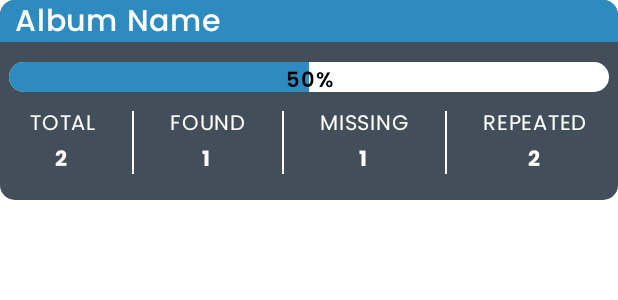
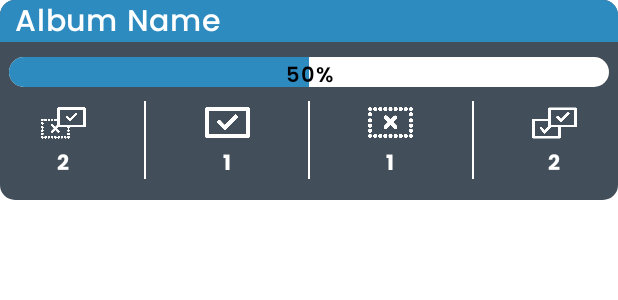
Before and after one commit to guiccastro/MyStickerAlbum, an Android app built with Jetpack Compose: the @Preview function AlbumCardPreview, on a phone screen of 412 x 824 dp. Shown: the top 300 px of the screen. Run offline under Robolectric (Android 15) with nearby library versions, the light colour scheme and no system bars; our stand-ins replace Room's generated code; pictures from the network do not load.

Commit message:
Ícones para a lista de albuns

```diff
--- a/app/src/main/java/com/devgc/mystickeralbum/ui/components/AlbumCard.kt
+++ b/app/src/main/java/com/devgc/mystickeralbum/ui/components/AlbumCard.kt
@@ -1,5 +1,7 @@
 package com.devgc.mystickeralbum.ui.components
 
+import androidx.annotation.DrawableRes
+import androidx.compose.foundation.Image
 import androidx.compose.foundation.background
 import androidx.compose.foundation.clickable
 import androidx.compose.foundation.layout.Arrangement
@@ -8,6 +10,7 @@ import androidx.compose.foundation.layout.Column
 import androidx.compose.foundation.layout.Row
 import androidx.compose.foundation.layout.RowScope
 import androidx.compose.foundation.layout.Spacer
+import androidx.compose.foundation.layout.aspectRatio
 import androidx.compose.foundation.layout.fillMaxHeight
 import androidx.compose.foundation.layout.fillMaxSize
 import androidx.compose.foundation.layout.fillMaxWidth
@@ -22,8 +25,10 @@ import androidx.compose.runtime.Composable
 import androidx.compose.ui.Alignment
 import androidx.compose.ui.Modifier
 import androidx.compose.ui.graphics.Color
+import androidx.compose.ui.graphics.ColorFilter
 import androidx.compose.ui.layout.ContentScale
-import androidx.compose.ui.res.stringResource
+import androidx.compose.ui.res.booleanResource
+import androidx.compose.ui.res.painterResource
 import androidx.compose.ui.text.font.FontWeight
 import androidx.compose.ui.text.style.TextAlign
 import androidx.compose.ui.text.style.TextOverflow
@@ -45,10 +50,18 @@ fun AlbumCard(
     content: @Composable () -> Unit
 ) {
     val hasImage = album.albumImage.isNotEmpty()
+    val isTablet = booleanResource(id = R.bool.isTablet)
+    val baseHeight = if (isTablet) 300.dp else 200.dp
+    val height = if (hasImage) {
+        baseHeight
+    } else {
+        baseHeight / 1.5F
+    }
+    val albumNameHeight = if (isTablet) 26.sp else 20.sp
     Surface(
         modifier = Modifier
             .fillMaxWidth()
-            .height(if (hasImage) 200.dp else 200.dp / 1.5F)
+            .height(height)
             .clickable(
                 enabled = onClick != null
             ) {
@@ -80,7 +93,7 @@ fun AlbumCard(
                     if (album.name.isNotEmpty()) {
                         Text(
                             text = album.name,
-                            fontSize = 20.sp,
+                            fontSize = albumNameHeight,
                             modifier = Modifier
                                 .background(
                                     MaterialTheme.colorScheme.secondary,
@@ -106,7 +119,7 @@ fun AlbumCard(
                 ) {
                     Text(
                         text = album.name,
-                        fontSize = 20.sp,
+                        fontSize = albumNameHeight,
                         modifier = Modifier
                             .fillMaxWidth()
                             .background(MaterialTheme.colorScheme.secondary)
@@ -125,14 +138,13 @@ fun AlbumCard(
 }
 
 @Composable
-fun AlbumProgress(album: Album) {
-    Row(
-        horizontalArrangement = Arrangement.spacedBy(6.dp)
-    ) {
+fun AlbumProgress(album: Album, isTablet: Boolean) {
+    val progressHeight = if (isTablet) 34.dp else 20.dp
+    val fontSize = if (isTablet) 20.sp else 14.sp
     Surface(
         modifier = Modifier
             .fillMaxWidth()
-                .height(20.dp),
+            .height(progressHeight),
         shape = RoundedCornerShape(10.dp),
         color = Color.White
     ) {
@@ -149,94 +161,102 @@ fun AlbumProgress(album: Album) {
 
             Text(
                 text = album.getFormattedProgress(),
-                    fontSize = 14.sp,
+                fontSize = fontSize,
                 textAlign = TextAlign.Center,
                 modifier = Modifier
-                        .fillMaxSize()
                     .align(Alignment.Center),
                 overflow = TextOverflow.Ellipsis,
                 fontWeight = FontWeight.SemiBold
             )
         }
     }
-    }
+
 }
 
 @Composable
-fun AlbumStickersInfo(album: Album) {
+fun AlbumStickersInfo(album: Album, isTablet: Boolean) {
+    val spacerHeight = if (isTablet) 100.dp else 60.dp
     Row(
         modifier = Modifier
             .fillMaxWidth(),
-        horizontalArrangement = Arrangement.SpaceAround
+        horizontalArrangement = Arrangement.SpaceAround,
+        verticalAlignment = Alignment.CenterVertically
     ) {
         StickerInfoComponent(
-            title = stringResource(id = R.string.album_item_total).uppercase(),
-            value = album.getTotalStickers().toString()
+            icon = R.drawable.ic_total,
+            value = album.getTotalStickers().toString(),
+            isTablet = isTablet
         )
 
         Spacer(
             modifier = Modifier
-                .height(50.dp)
+                .height(spacerHeight)
                 .width(1.dp)
                 .padding(vertical = 4.dp)
                 .background(Color.White),
         )
 
         StickerInfoComponent(
-            title = stringResource(id = R.string.album_item_found).uppercase(),
-            value = album.getFound().size.toString()
+            icon = R.drawable.ic_found,
+            value = album.getFound().size.toString(),
+            isTablet = isTablet
         )
 
         Spacer(
             modifier = Modifier
-                .height(50.dp)
+                .height(spacerHeight)
                 .width(1.dp)
                 .padding(vertical = 4.dp)
                 .background(Color.White),
         )
 
         StickerInfoComponent(
-            title = stringResource(id = R.string.album_item_missing).uppercase(),
-            value = album.getMissing().size.toString()
+            icon = R.drawable.ic_missing,
+            value = album.getMissing().size.toString(),
+            isTablet = isTablet
         )
 
         Spacer(
             modifier = Modifier
-                .height(50.dp)
+                .height(spacerHeight)
                 .width(1.dp)
                 .padding(vertical = 4.dp)
                 .background(Color.White),
         )
 
         StickerInfoComponent(
-            title = stringResource(id = R.string.album_item_repeated).uppercase(),
-            value = album.getRepeated().size.toString()
+            icon = R.drawable.ic_repeated,
+            value = album.getRepeated().size.toString(),
+            isTablet = isTablet
         )
     }
 
 }
 
 @Composable
-fun RowScope.StickerInfoComponent(title: String, value: String) {
+fun RowScope.StickerInfoComponent(@DrawableRes icon: Int, value: String, isTablet: Boolean) {
+    val iconHeight = if (isTablet) 50.dp else 30.dp
+    val fontSize = if (isTablet) 20.sp else 14.sp
     Column(
         horizontalAlignment = Alignment.CenterHorizontally,
         modifier = Modifier
             .padding(horizontal = 4.dp)
             .weight(1F, false)
     ) {
-        Text(
-            text = title,
-            fontSize = 14.sp,
-            modifier = Modifier,
-            overflow = TextOverflow.Ellipsis,
-            maxLines = 1
+        Image(
+            painter = painterResource(id = icon),
+            contentDescription = null,
+            modifier = Modifier
+                .height(iconHeight)
+                .aspectRatio(1F),
+            colorFilter = ColorFilter.tint(MaterialTheme.colorScheme.onSurface)
         )
 
         Text(
             text = value,
-            fontSize = 14.sp,
+            fontSize = fontSize,
             modifier = Modifier
-                .padding(start = 2.dp, end = 4.dp),
+                .padding(horizontal = 2.dp),
             overflow = TextOverflow.Ellipsis,
             fontWeight = FontWeight.Bold,
             maxLines = 1
@@ -246,14 +266,15 @@ fun RowScope.StickerInfoComponent(title: String, value: String) {
 
 @Composable
 fun AlbumStickerInfo(album: Album) {
+    val isTablet = booleanResource(id = R.bool.isTablet)
     Column(
         modifier = Modifier
             .fillMaxSize()
             .padding(horizontal = 6.dp, vertical = 4.dp),
         verticalArrangement = Arrangement.SpaceEvenly
     ) {
-        AlbumProgress(album)
-        AlbumStickersInfo(album)
+        AlbumProgress(album, isTablet)
+        AlbumStickersInfo(album, isTablet)
     }
 }
 
--- a/app/src/main/res/values/strings.xml
+++ b/app/src/main/res/values/strings.xml
@@ -2,10 +2,12 @@
     <string name="app_name" translatable="false">MyStickerAlbum</string>
 
     <!-- Albums List Screen -->
+    <!--
     <string name="album_item_total">Total</string>
     <string name="album_item_found">Found</string>
     <string name="album_item_missing">Missing</string>
     <string name="album_item_repeated">Repeated</string>
+    -->
     <string name="album_list_title">My Albums</string>
     <string name="album_list_empty">Your album list is empty.</string>
 
```
Also changed, not shown: app/src/main/res/drawable/ic_found.png (added), app/src/main/res/drawable/ic_missing.png (added), app/src/main/res/drawable/ic_repeated.png (added), app/src/main/res/drawable/ic_total.png (added), 1 other file. Lines whose indentation alone changed are shown as unchanged.
